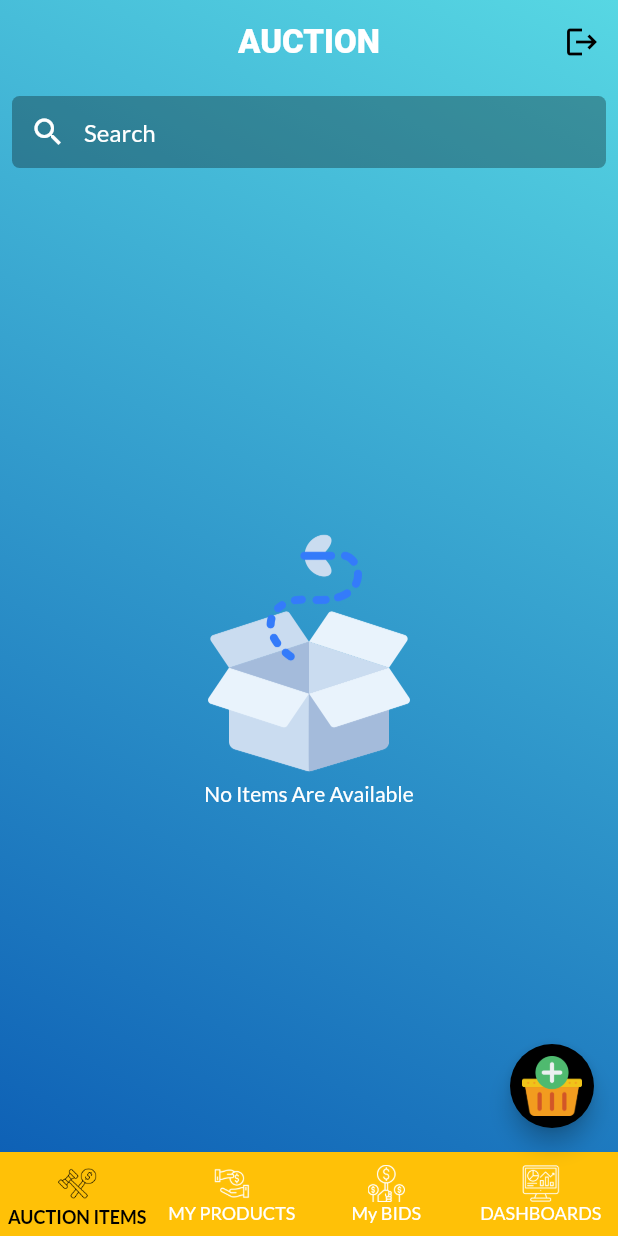
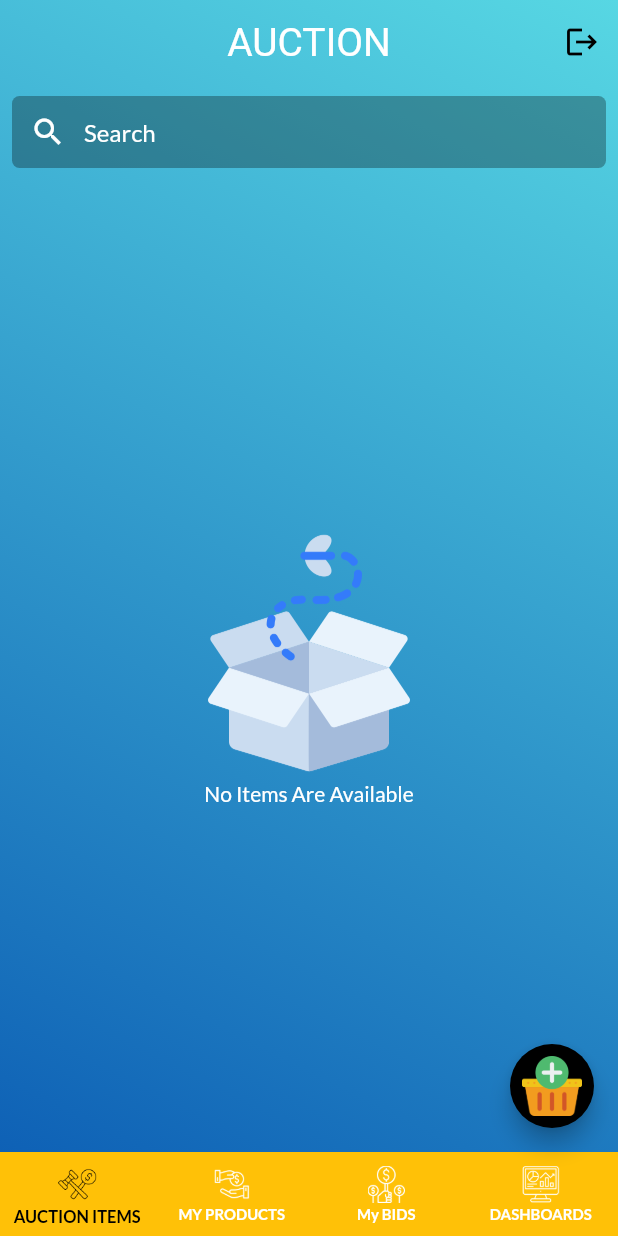
Before and after one commit to Shams-Tanveer-Jim/AUCTION, a Flutter app: the screen it shows once a user with an empty profile is signed in, on a phone screen of 412 x 824 dp. Run offline on Flutter 3.47's test engine with Material 2 defaults, Android fonts, the phone set to English and light mode, and no system bars; our stand-ins replace cached_network_image, cloud_firestore, firebase_auth, firebase_core, firebase_storage, fl_chart and 5 more; accounts and stored records are empty.

Commit message:
Last Commit

```diff
--- a/lib/controllers/form_controller.dart
+++ b/lib/controllers/form_controller.dart
@@ -7,6 +7,7 @@ import 'package:intl/intl.dart';
 import '../consts/assets.dart';
 import '../models/auction_item_model.dart';
 import '../services/image_picker.dart';
+import '../views/widgets/dialogBox.dart';
 
 class FormController extends GetxController {
   final TextEditingController endDateController = TextEditingController();
@@ -63,6 +64,7 @@ class FormController extends GetxController {
   }
 
   submitData(BuildContext context) async {
+    showLoading(context);
     if (validateForm()) {
       if (pickedImage != null) {
         imageUrl = await ImagePickerService.getDownLoadableUrl(
@@ -86,6 +88,7 @@ class FormController extends GetxController {
       descriptionController.clear();
       imageController.clear();
       bidPriceController.clear();
+      quantityController.clear();
       endDateController.clear();
 
       await FirebaseFirestore.instance
@@ -98,5 +101,6 @@ class FormController extends GetxController {
         Navigator.pop(context);
       });
     }
+    Navigator.pop(context);
   }
 }
--- a/lib/controllers/item_controller.dart
+++ b/lib/controllers/item_controller.dart
@@ -1,4 +1,5 @@
 import 'package:bidbox/models/bidder_model.dart';
+import 'package:bidbox/views/widgets/dialogbox.dart';
 import 'package:cloud_firestore/cloud_firestore.dart';
 import 'package:firebase_auth/firebase_auth.dart';
 import 'package:flutter/material.dart';
@@ -27,6 +28,7 @@ class ItemController extends GetxController {
     if (bidAmountController.text == "") {
       bidAmountError.value = "Please Enter Bid Amount";
     } else {
+      showLoading(context);
       bidAmountError.value = "";
       User currentUser = FirebaseAuth.instance.currentUser!;
       var bidder = Bidder(
@@ -43,9 +45,11 @@ class ItemController extends GetxController {
         FirebaseFirestore.instance
             .collection("userbids")
             .add({"id": itemId, "userId": currentUser.uid}).then((value) {
+          bidAmountController.clear();
           Navigator.pop(context);
         });
       });
+      Navigator.pop(context);
     }
   }
 
@@ -75,6 +79,7 @@ class ItemController extends GetxController {
             .collection("auctionitems")
             .doc(itemId)
             .update({"bidders": updatedBidders}).then((value) {
+          bidAmountController.clear();
           Navigator.pop(context);
         });
       });
--- a/lib/views/auction_screen.dart
+++ b/lib/views/auction_screen.dart
@@ -1,5 +1,3 @@
-import 'dart:math';
-
 import 'package:bidbox/consts/styles.dart';
 import 'package:bidbox/controllers/auction_controller.dart';
 import 'package:bidbox/models/auction_item_model.dart';
@@ -29,9 +27,9 @@ class AuctionScreen extends StatelessWidget {
             controller: _auctionController.searchController,
             decoration: StyleConstants.textInputDecoration("Search").copyWith(
                 fillColor: Colors.black.withOpacity(0.3),
-                hintStyle: TextStyle(color: Colors.white),
+                hintStyle: const TextStyle(color: Colors.white),
                 prefixIconColor: Colors.white,
-                prefixIcon: Icon(Icons.search)),
+                prefixIcon: const Icon(Icons.search)),
           ),
         ),
         Expanded(
--- a/lib/views/dashboard_screen.dart
+++ b/lib/views/dashboard_screen.dart
@@ -194,7 +194,8 @@ class DashBoardScreen extends StatelessWidget {
       PieChartSectionData(
         color: Colors.greenAccent,
         value: (totalAuctionWithBids / totalAuction) * 100,
-        title: '${(totalAuctionWithBids / totalAuction) * 100}%',
+        title:
+            '${((totalAuctionWithBids / totalAuction) * 100).toPrecision(2)}%',
         radius: radius,
         titleStyle: const TextStyle(
           fontSize: fontSize,
@@ -206,7 +207,8 @@ class DashBoardScreen extends StatelessWidget {
       PieChartSectionData(
         color: Colors.amber,
         value: (totalAuctionWithoutBids / totalAuction) * 100,
-        title: '${(totalAuctionWithoutBids / totalAuction) * 100}%',
+        title:
+            '${((totalAuctionWithoutBids / totalAuction) * 100).toPrecision(2)}%',
         radius: radius,
         titleStyle: const TextStyle(
           fontSize: fontSize,
--- a/lib/views/item_details_screen.dart
+++ b/lib/views/item_details_screen.dart
@@ -336,8 +336,8 @@ class TableHeader extends StatelessWidget {
 }
 
 class TableContents extends StatelessWidget {
-  Bidder bidder;
-  TableContents(this.bidder, {super.key});
+  final Bidder bidder;
+  const TableContents(this.bidder, {super.key});
 
   @override
   Widget build(BuildContext context) {
--- a/lib/views/mybids_screen.dart
+++ b/lib/views/mybids_screen.dart
@@ -27,9 +27,9 @@ class MyBidsScreen extends StatelessWidget {
             controller: _auctionController.searchController,
             decoration: StyleConstants.textInputDecoration("Search").copyWith(
                 fillColor: Colors.black.withOpacity(0.3),
-                hintStyle: TextStyle(color: Colors.white),
+                hintStyle: const TextStyle(color: Colors.white),
                 prefixIconColor: Colors.white,
-                prefixIcon: Icon(Icons.search)),
+                prefixIcon: const Icon(Icons.search)),
           ),
         ),
         Expanded(
--- a/lib/views/own_items.dart
+++ b/lib/views/own_items.dart
@@ -27,9 +27,9 @@ class OwnItems extends StatelessWidget {
             controller: _auctionController.searchController,
             decoration: StyleConstants.textInputDecoration("Search").copyWith(
                 fillColor: Colors.black.withOpacity(0.3),
-                hintStyle: TextStyle(color: Colors.white),
+                hintStyle: const TextStyle(color: Colors.white),
                 prefixIconColor: Colors.white,
-                prefixIcon: Icon(Icons.search)),
+                prefixIcon: const Icon(Icons.search)),
           ),
         ),
         Expanded(
--- a/lib/views/parent_screen.dart
+++ b/lib/views/parent_screen.dart
@@ -83,8 +83,8 @@ class _ParentScreenState extends State<ParentScreen> {
                   centerTitle: true,
                   leading: Container(),
                   title: Text("AUCTION",
-                      style: GoogleFonts.comicNeue(
-                          fontSize: 22, fontWeight: FontWeight.w800)),
+                      style: GoogleFonts.carterOne(
+                          fontSize: 26, fontWeight: FontWeight.w400)),
                   actions: [
                     IconButton(
                         onPressed: () {
@@ -105,9 +105,12 @@ class _ParentScreenState extends State<ParentScreen> {
                       selectedLabelStyle: const TextStyle(
                           color: Colors.black,
                           fontWeight: FontWeight.bold,
-                          fontSize: 12 // Set the color of the selected label
-                          ),
+                          fontSize: 11),
                       unselectedItemColor: Colors.white,
+                      unselectedLabelStyle: const TextStyle(
+                          color: Colors.white,
+                          fontWeight: FontWeight.bold,
+                          fontSize: 10),
                       selectedItemColor: Colors.black,
                       type: BottomNavigationBarType.fixed,
                       currentIndex: _selectedIndex,
--- a/lib/views/splash_screen.dart
+++ b/lib/views/splash_screen.dart
@@ -60,13 +60,13 @@ class _SplashScreenState extends State<SplashScreen> {
                 scale: 3,
               ),
             ),
-            SizedBox(
+            const SizedBox(
               height: 25,
             ),
             Text(
               "AUCTION",
-              style: GoogleFonts.comicNeue(
-                  fontSize: 34, fontWeight: FontWeight.w800),
+              style: GoogleFonts.carterOne(
+                  fontSize: 34, fontWeight: FontWeight.w400),
             )
           ],
         ),
--- a/lib/views/widgets/item_card_shimmer.dart
+++ b/lib/views/widgets/item_card_shimmer.dart
@@ -1,5 +1,4 @@
 import 'package:bidbox/views/widgets/shimmer_widget.dart';
-import 'package:flutter/foundation.dart';
 import 'package:flutter/material.dart';
 
 class ItemCardShimmer extends StatelessWidget {
```
Also changed, not shown: lib/controllers/dashboard_controller.dart (+4 -3 lines), lib/services/google_signin.dart (+15 -5 lines), lib/views/login_screen.dart (+4 -3 lines), lib/views/widgets/dialogbox.dart (+17 -0 lines), lib/views/widgets/form_widget.dart (+68 -27 lines).
